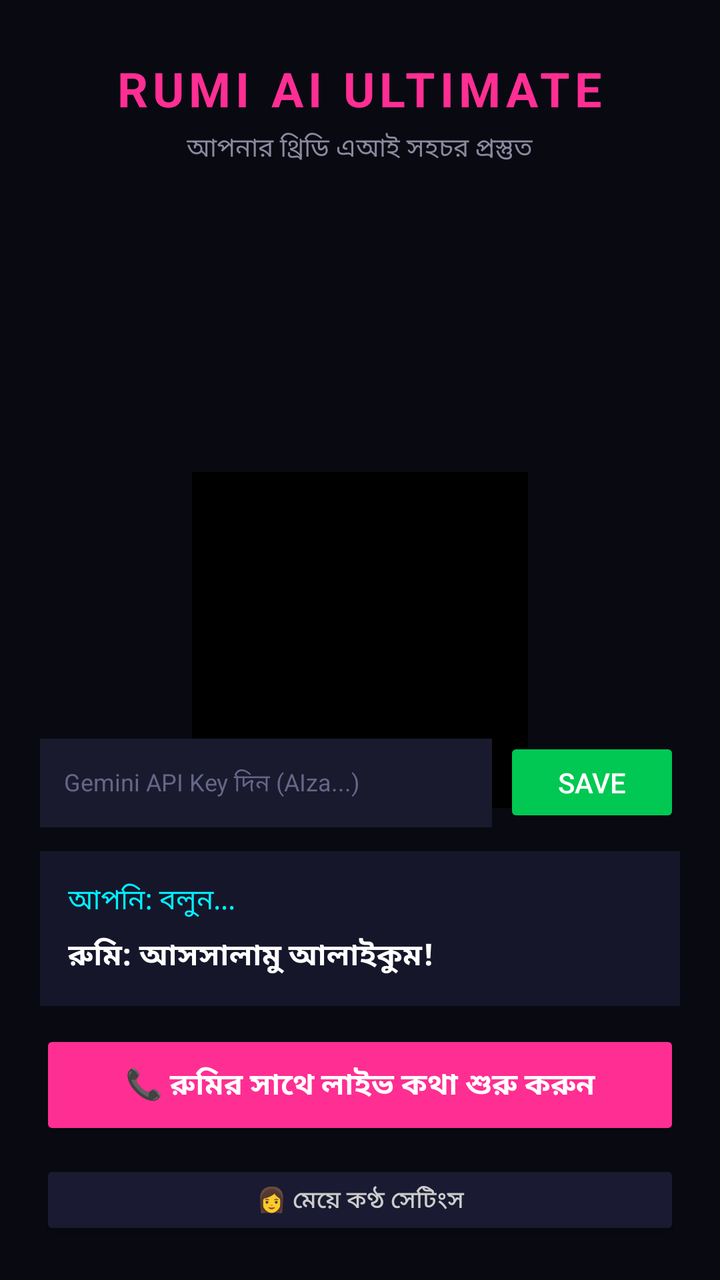
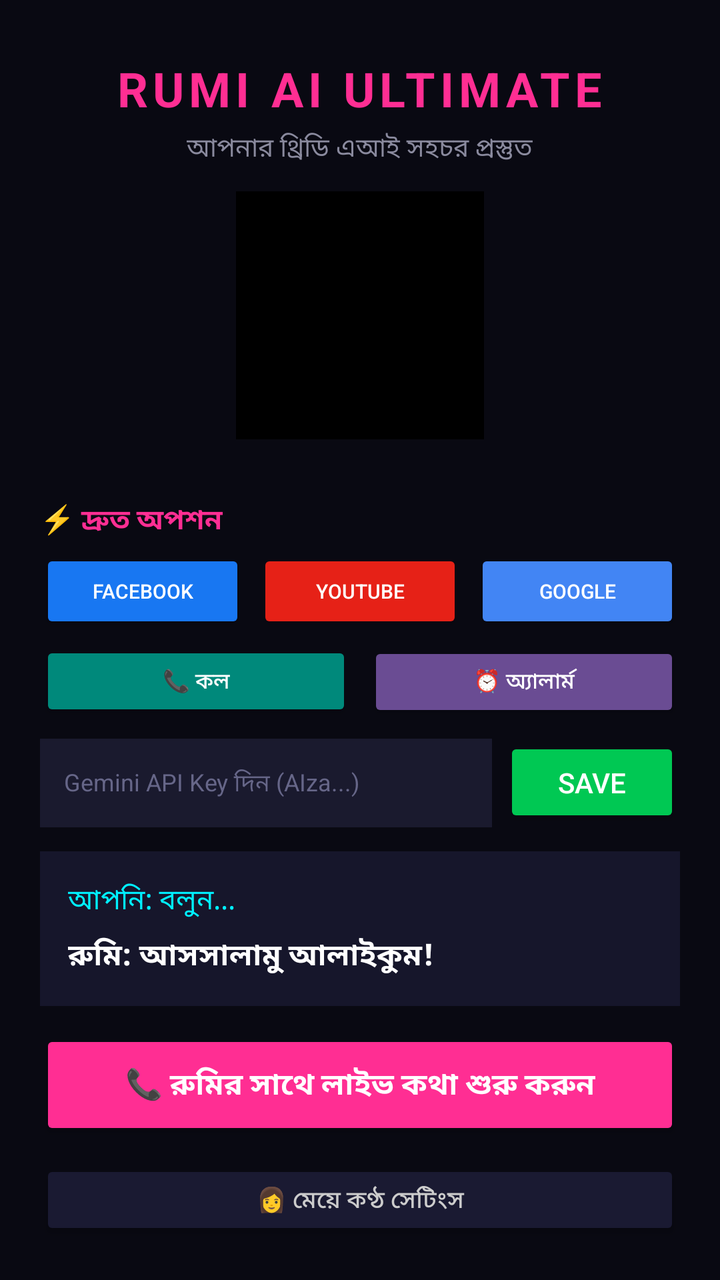

The first picture is an Android layout as it rendered before a commit; the second is the same layout after the commit. The layout source and the unified diff follow.
<!-- AndroidManifest.xml: application theme Theme.AppCompat.NoActionBar -->
<!-- res/layout/activity_main.xml -->
<?xml version="1.0" encoding="utf-8"?>
<RelativeLayout xmlns:android="http://schemas.android.com/apk/res/android"
    android:layout_width="match_parent"
    android:layout_height="match_parent"
    android:background="#090912"
    android:padding="20dp">

    <LinearLayout
        android:id="@+id/headerLayout"
        android:layout_width="match_parent"
        android:layout_height="wrap_content"
        android:orientation="vertical"
        android:gravity="center"
        android:layout_alignParentTop="true"
        android:layout_marginTop="8dp">

        <TextView
            android:layout_width="wrap_content"
            android:layout_height="wrap_content"
            android:text="RUMI AI ULTIMATE"
            android:textColor="#FF2E93"
            android:textSize="24sp"
            android:textStyle="bold"
            android:letterSpacing="0.1" />

        <TextView
            android:id="@+id/tvStatus"
            android:layout_width="wrap_content"
            android:layout_height="wrap_content"
            android:text="আপনার থ্রিডি এআই সহচর প্রস্তুত"
            android:textColor="#8A8A9E"
            android:textSize="13sp"
            android:layout_marginTop="4dp" />
    </LinearLayout>

    <RelativeLayout
        android:id="@+id/avatarContainer"
        android:layout_width="180dp"
        android:layout_height="180dp"
        android:layout_centerInParent="true">

        <View
            android:layout_width="match_parent"
            android:layout_height="match_parent"
            android:background="@android:drawable/presence_online" />

        <ImageView
            android:id="@+id/imgRumiAvatar"
            android:layout_width="168dp"
            android:layout_height="168dp"
            android:layout_centerInParent="true"
            android:scaleType="centerCrop"
            android:background="@android:color/black"
            android:contentDescription="Rumi AI avatar" />
    </RelativeLayout>

    <Button
        android:id="@+id/btnVoiceSettings"
        android:layout_width="match_parent"
        android:layout_height="40dp"
        android:layout_alignParentBottom="true"
        android:text="👩 মেয়ে কণ্ঠ সেটিংস"
        android:textSize="12sp"
        android:textColor="#CCCCCC"
        android:backgroundTint="#1A1A32" />

    <Button
        android:id="@+id/btnSpeak"
        android:layout_width="match_parent"
        android:layout_height="55dp"
        android:layout_above="@id/btnVoiceSettings"
        android:layout_marginBottom="10dp"
        android:text="📞 রুমির সাথে লাইভ কথা শুরু করুন"
        android:textSize="15sp"
        android:textStyle="bold"
        android:textColor="#FFFFFF"
        android:backgroundTint="#FF2E93" />

    <LinearLayout
        android:id="@+id/chatBox"
        android:layout_width="match_parent"
        android:layout_height="wrap_content"
        android:layout_above="@id/btnSpeak"
        android:orientation="vertical"
        android:background="#16162B"
        android:padding="14dp"
        android:layout_marginBottom="12dp">

        <TextView
            android:id="@+id/tvUserCommand"
            android:layout_width="match_parent"
            android:layout_height="wrap_content"
            android:text="আপনি: বলুন..."
            android:textColor="#00F0FF"
            android:textSize="14sp"
            android:layout_marginBottom="6dp" />

        <TextView
            android:id="@+id/tvRumiReply"
            android:layout_width="match_parent"
            android:layout_height="wrap_content"
            android:text="রুমি: আসসালামু আলাইকুম!"
            android:textColor="#FFFFFF"
            android:textSize="15sp"
            android:textStyle="bold" />
    </LinearLayout>

    <LinearLayout
        android:id="@+id/apiKeyLayout"
        android:layout_width="match_parent"
        android:layout_height="wrap_content"
        android:layout_above="@id/chatBox"
        android:orientation="horizontal"
        android:layout_marginBottom="12dp">

        <EditText
            android:id="@+id/etApiKey"
            android:layout_width="0dp"
            android:layout_height="45dp"
            android:layout_weight="1"
            android:hint="Gemini API Key দিন (AIza...)"
            android:textColor="#FFFFFF"
            android:textColorHint="#666688"
            android:background="#1A1A2E"
            android:paddingHorizontal="12dp"
            android:textSize="12sp"
            android:singleLine="true"
            android:inputType="textPassword" />

        <Button
            android:id="@+id/btnSaveKey"
            android:layout_width="wrap_content"
            android:layout_height="45dp"
            android:text="Save"
            android:backgroundTint="#00C853"
            android:textColor="#FFFFFF"
            android:layout_marginStart="6dp" />
    </LinearLayout>

</RelativeLayout>
<!-- resources referenced by this layout -->
<resources>

</resources>

<!-- the commit's change to res/layout/activity_main.xml (unified diff, before → after) -->
@@ -35,9 +35,11 @@
 
     <RelativeLayout
         android:id="@+id/avatarContainer"
-        android:layout_width="180dp"
-        android:layout_height="180dp"
-        android:layout_centerInParent="true">
+        android:layout_width="132dp"
+        android:layout_height="132dp"
+        android:layout_below="@id/headerLayout"
+        android:layout_centerHorizontal="true"
+        android:layout_marginTop="8dp">
 
         <View
             android:layout_width="match_parent"
@@ -46,13 +48,111 @@
 
         <ImageView
             android:id="@+id/imgRumiAvatar"
-            android:layout_width="168dp"
-            android:layout_height="168dp"
+            android:layout_width="124dp"
+            android:layout_height="124dp"
             android:layout_centerInParent="true"
             android:scaleType="centerCrop"
             android:background="@android:color/black"
             android:contentDescription="Rumi AI avatar" />
     </RelativeLayout>
+
+
+    <LinearLayout
+        android:id="@+id/quickActions"
+        android:layout_width="match_parent"
+        android:layout_height="wrap_content"
+        android:layout_above="@id/apiKeyLayout"
+        android:orientation="vertical"
+        android:layout_marginBottom="8dp"
+        android:layout_marginTop="4dp">
+
+        <TextView
+            android:layout_width="match_parent"
+            android:layout_height="wrap_content"
+            android:text="⚡ দ্রুত অপশন"
+            android:textColor="#FF2E93"
+            android:textStyle="bold"
+            android:textSize="14sp"
+            android:layout_marginBottom="4dp" />
+
+        <LinearLayout
+            android:layout_width="match_parent"
+            android:layout_height="wrap_content"
+            android:orientation="horizontal">
+
+            <Button
+                android:id="@+id/btnFacebook"
+                android:layout_width="0dp"
+                android:layout_height="42dp"
+                android:layout_weight="1"
+                android:layout_marginEnd="4dp"
+                android:text="Facebook"
+                android:textSize="10sp"
+                android:minWidth="0dp"
+                android:paddingHorizontal="2dp"
+                android:textColor="#FFFFFF"
+                android:backgroundTint="#1877F2" />
+
+            <Button
+                android:id="@+id/btnYouTube"
+                android:layout_width="0dp"
+                android:layout_height="42dp"
+                android:layout_weight="1"
+                android:layout_marginHorizontal="2dp"
+                android:text="YouTube"
+                android:textSize="10sp"
+                android:minWidth="0dp"
+                android:paddingHorizontal="2dp"
+                android:textColor="#FFFFFF"
+                android:backgroundTint="#E62117" />
+
+            <Button
+                android:id="@+id/btnGoogle"
+                android:layout_width="0dp"
+                android:layout_height="42dp"
+                android:layout_weight="1"
+                android:layout_marginStart="4dp"
+                android:text="Google"
+                android:textSize="10sp"
+                android:minWidth="0dp"
+                android:paddingHorizontal="2dp"
+                android:textColor="#FFFFFF"
+                android:backgroundTint="#4285F4" />
+        </LinearLayout>
+
+        <LinearLayout
+            android:layout_width="match_parent"
+            android:layout_height="wrap_content"
+            android:orientation="horizontal"
+            android:layout_marginTop="4dp">
+
+            <Button
+                android:id="@+id/btnDial"
+                android:layout_width="0dp"
+                android:layout_height="40dp"
+                android:layout_weight="1"
+                android:layout_marginEnd="4dp"
+                android:text="📞 কল"
+                android:textSize="11sp"
+                android:minWidth="0dp"
+                android:paddingHorizontal="2dp"
+                android:textColor="#FFFFFF"
+                android:backgroundTint="#00897B" />
+
+            <Button
+                android:id="@+id/btnAlarm"
+                android:layout_width="0dp"
+                android:layout_height="40dp"
+                android:layout_weight="1"
+                android:layout_marginStart="4dp"
+                android:text="⏰ অ্যালার্ম"
+                android:textSize="11sp"
+                android:minWidth="0dp"
+                android:paddingHorizontal="2dp"
+                android:textColor="#FFFFFF"
+                android:backgroundTint="#6A4C93" />
+        </LinearLayout>
+    </LinearLayout>
 
     <Button
         android:id="@+id/btnVoiceSettings"
